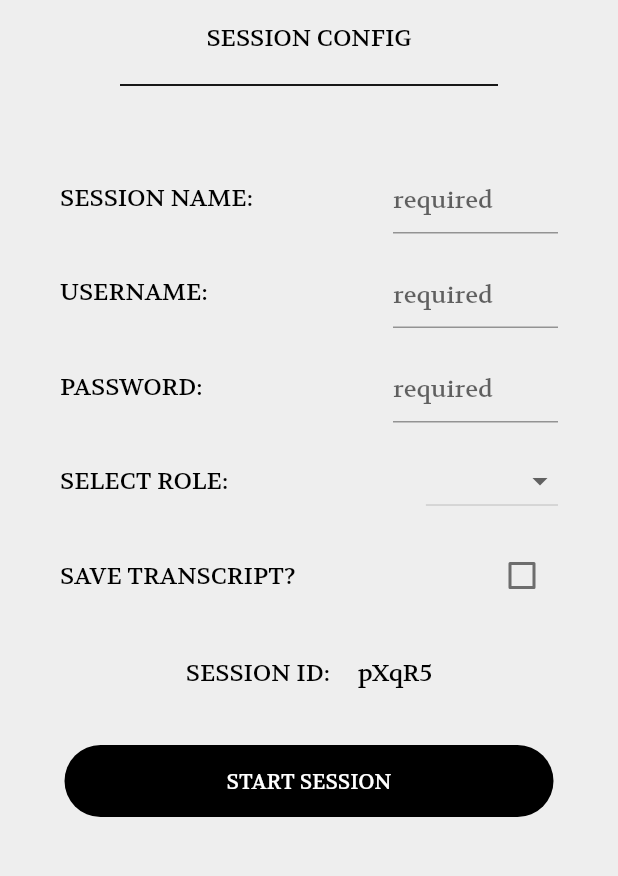
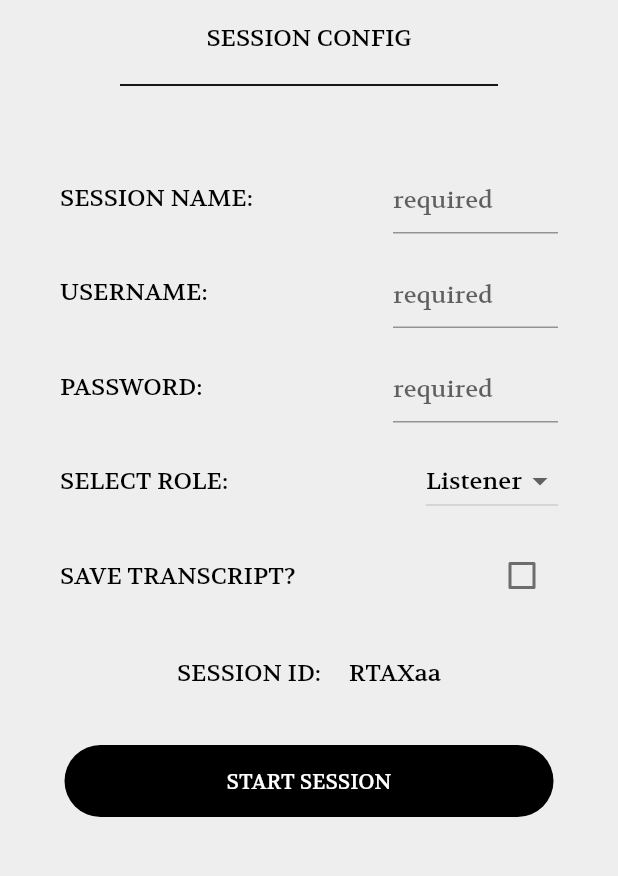
Before and after one commit to anshganatra/text_it_loud, a Flutter app: the CreateScreen screen opened by its route, on a phone screen of 412 x 824 dp, the part 149-1025 px from its top. Run offline on Flutter 3.47's test engine with Material 2 defaults, Android fonts, the phone set to English and light mode, and no system bars; our stand-ins replace animated_text_kit, toast.

Commit message:
added he session id copy and toast functionality

```diff
--- a/lib/components/dropdown_custom_roles.dart
+++ b/lib/components/dropdown_custom_roles.dart
@@ -10,7 +10,7 @@ class CustomDropDownRoles extends StatefulWidget {
 }
 
 class _CustomDropDownRolesState extends State<CustomDropDownRoles> {
-  String dropdownValue;
+  String dropdownValue='Listener';
   // (widget.isRoleDropdowm)?'Listener':'English';
 
   @override
@@ -21,6 +21,7 @@ class _CustomDropDownRolesState extends State<CustomDropDownRoles> {
       onChanged: (String newValue) {
         setState(() {
           dropdownValue = newValue;
+          setSessionRole(newValue);
         });
       },
       items: widget.dropdownList
--- a/lib/screens/create_screen.dart
+++ b/lib/screens/create_screen.dart
@@ -1,26 +1,41 @@
 import 'package:flutter/material.dart';
+import 'package:flutter/services.dart';
 import 'package:text_it_loud/components/config_screen_textfield.dart';
 import 'package:text_it_loud/components/dropdown_tile.dart';
 import 'package:text_it_loud/components/round_rectangle_button.dart';
 import 'package:text_it_loud/components/textfield_with_memory.dart';
 import 'package:text_it_loud/components/transcript_checkbox_tile.dart';
 import '../constants.dart';
+import 'dart:math';
+import 'package:toast/toast.dart';
 
 class CreateScreen extends StatelessWidget {
-  final String sessionid = 'pXqR5';
+  String sessionIdGenerator() {
+    var rand = new Random();
+    var codeUnits = new List.generate(6, (index) {
+      return (rand.nextInt(2) == 1)
+          ? (rand.nextInt(26) + 97)
+          : (rand.nextInt(26) + 65);
+    });
+    setssessionId(String.fromCharCodes(codeUnits));
+    return sessionId;
+  }
+
+  // final String sessionid = 'pXqR5';
   final String dropDownValue = 'Listener';
   @override
   Widget build(BuildContext context) {
     return SafeArea(
       child: Scaffold(
         backgroundColor: Colors.grey[200],
-        body: Container(
+        body: Builder(
+          builder: (context) => Container(
             child: Center(
               child: ListView(
                 children: <Widget>[
                   Padding(
-                  padding:
-                      const EdgeInsets.only(top: 60.0, left: 92.0, right: 88.0),
+                    padding: const EdgeInsets.only(
+                        top: 60.0, left: 92.0, right: 88.0),
                     child: Hero(
                       tag: 'textitloud',
                       child: Text(
@@ -70,14 +85,25 @@ class CreateScreen extends StatelessWidget {
                   TranscriptSavingCheckboxTile(),
                   Padding(
                     padding: const EdgeInsets.all(15.0),
+                    child: GestureDetector(
+                      onLongPress: () {
+                        Clipboard.setData(ClipboardData(text: sessionId));
+                        Toast.show("Copied Session ID",context,
+                            duration: Toast.LENGTH_SHORT,
+                            gravity: Toast.BOTTOM,
+                            backgroundRadius: 30.0,
+                            );
+                      },
                       child: Text(
-                    'SESSION ID:     $sessionid',
+                        'SESSION ID:     ${sessionIdGenerator()}',
                         textAlign: TextAlign.center,
                         style: kTextItLoudHeadingStyle.copyWith(
                           fontSize: 16.0,
                         ),
                       ),
                     ),
+                  ),
+                  // SelectableText()
                   Padding(
                     padding: const EdgeInsets.all(13.0),
                     child: RoundRectangleButton(
@@ -90,6 +116,7 @@ class CreateScreen extends StatelessWidget {
             ),
           ),
         ),
+      ),
     );
   }
 }
--- a/pubspec.yaml
+++ b/pubspec.yaml
@@ -13,7 +13,7 @@ dependencies:
     sdk: flutter
   animated_text_kit: ^2.0.1
   cupertino_icons: ^0.1.3
-  shared_preferences: ^0.5.7+2
+  toast: ^0.1.5
 
 dev_dependencies:
   flutter_test:
```
Also changed, not shown: lib/components/message_bubble.dart (+14 -7 lines), lib/constants.dart (+102 -19 lines), lib/screens/chat_screen.dart (+59 -2 lines), pubspec.lock, 1 other file. Lines whose indentation alone changed are shown as unchanged.
